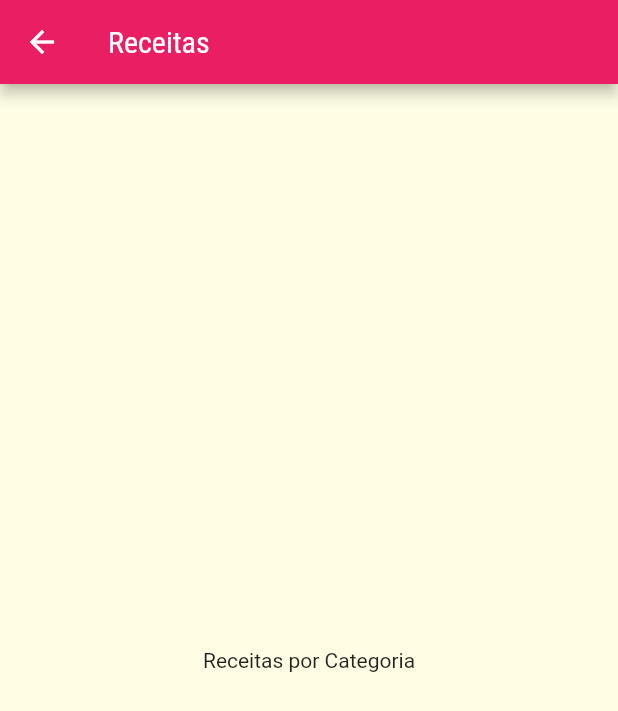
After one commit to williansjaime/AppMeals, a Flutter app: the screen it shows after launch, after a tap on "Italiano", on a phone screen of 412 x 824 dp. The commit adds this screen. Shown: the top 711 px of the screen. Run offline on Flutter 3.47's test engine with Material 2 defaults, Android fonts, the phone set to English and light mode, and no system bars.

Commit message:
melhoria das cores

```diff
--- a/appmeals/lib/components/category_item.dart
+++ b/appmeals/lib/components/category_item.dart
@@ -1,15 +1,28 @@
 import 'package:flutter/material.dart';
 import '../models/category.dart';
-
+import '../screens/categories_meal_screens.dart';
 class CategoryItem extends StatelessWidget
 {
   final Category category;
   const CategoryItem(this.category);
 
+  void _selectCategory(BuildContext context){
+    Navigator.of(context).push(
+      MaterialPageRoute(builder:(_) {
+        return CategoriesMealsScreen();
+        }
+      ),
+    );
+  }
+
   @override
   Widget build (BuildContext context)
   {
-    return Container(
+    return InkWell
+    (
+      onTap: () => _selectCategory(context),
+      borderRadius: BorderRadius.circular(15),
+      child: Container(
           padding: EdgeInsets.all(15),
           child: Text(
             category.title,
@@ -26,6 +39,7 @@ class CategoryItem extends StatelessWidget
             end: Alignment.bottomRight,
             ),
           ),
+        ),
     );
   }
 }
--- /dev/null
+++ b/appmeals/lib/screens/categories_meal_screens.dart
@@ -0,0 +1,19 @@
+import 'package:flutter/material.dart';
+import 'package:flutter/src/widgets/container.dart';
+import 'package:flutter/src/widgets/framework.dart';
+
+class CategoriesMealsScreen extends StatelessWidget {
+  //const CategoriesMealsScreen({super.key});
+
+  @override
+  Widget build(BuildContext context) {
+    return Scaffold(
+      appBar: AppBar(
+        title: Text("Receitas"),
+      ),
+      body: Center(
+        child: Text("Receitas por Categoria"),
+        ),
+    );
+  }
+}
```
Lines whose indentation alone changed are shown as unchanged.
